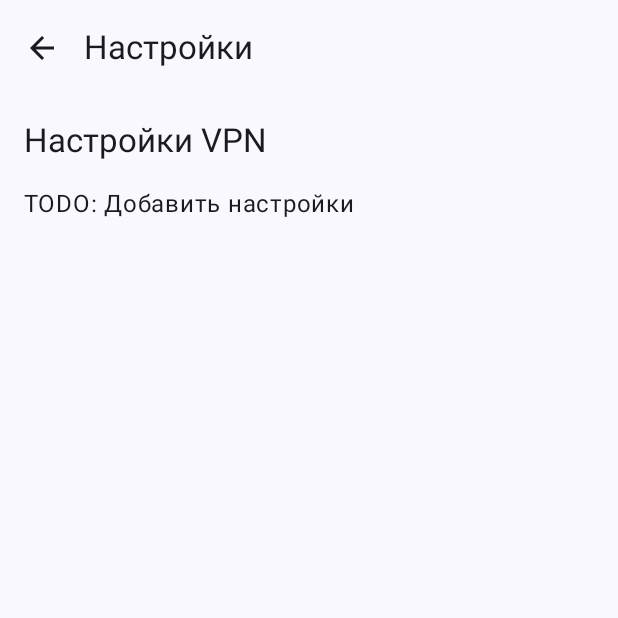
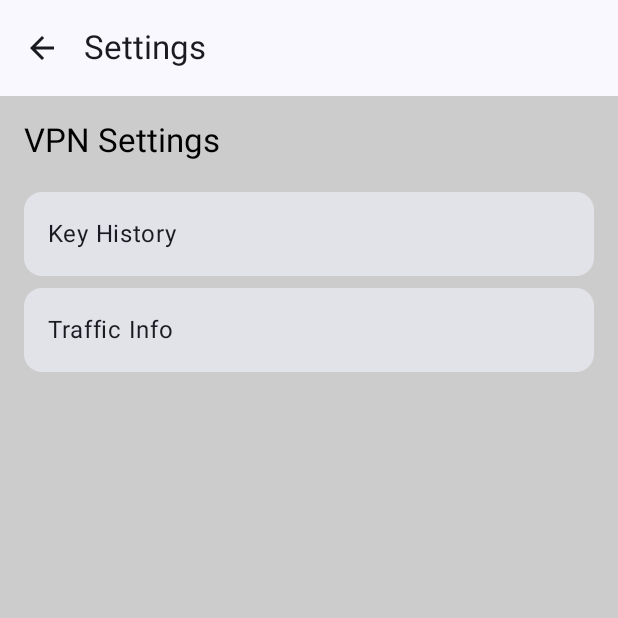
Before and after one commit to xaeliudzyh/WhiteDobbyVPN, an Android app built with Jetpack Compose: the SettingsScreen screen opened through its navigation route, on a phone screen of 412 x 824 dp, the top half of it. Run offline under Robolectric (Android 15) with nearby library versions, the phone set to English and light mode, and no system bars; our stand-ins replace Firebase (no records; nobody signed in at launch, a user with empty details on screens opened directly).

Commit message:
minor changes

```diff
--- a/AndroidClient/WhiteDobbyVPN/app/src/main/java/com/example/whitedobby/MainActivity.kt
+++ b/AndroidClient/WhiteDobbyVPN/app/src/main/java/com/example/whitedobby/MainActivity.kt
@@ -5,7 +5,6 @@ import android.app.NotificationChannel
 import android.app.NotificationManager
 import android.content.Context
 import android.content.pm.PackageManager
-import android.net.Uri
 import android.os.Build
 import android.os.Bundle
 import android.util.Log
@@ -14,30 +13,29 @@ import androidx.activity.ComponentActivity
 import androidx.activity.enableEdgeToEdge
 import androidx.activity.compose.setContent
 import androidx.activity.result.contract.ActivityResultContracts
-import androidx.compose.foundation.Image
+import androidx.compose.foundation.clickable
 import androidx.compose.foundation.layout.*
 import androidx.compose.material.icons.Icons
+import androidx.compose.material.icons.automirrored.filled.ArrowBack
+import androidx.compose.material.icons.filled.AccountCircle
 import androidx.compose.material.icons.filled.ArrowBack
 import androidx.compose.material.icons.filled.Settings
 import androidx.compose.material3.*
 import androidx.compose.runtime.*
 import androidx.compose.ui.Alignment
 import androidx.compose.ui.Modifier
+import androidx.compose.ui.graphics.Color
 import androidx.compose.ui.unit.dp
 import androidx.core.content.ContextCompat
 import androidx.lifecycle.lifecycleScope
-import androidx.navigation.compose.NavHost
-import androidx.navigation.compose.composable
-import androidx.navigation.compose.rememberNavController
-import coil.compose.rememberImagePainter
+import androidx.navigation.NavHostController
+import androidx.navigation.compose.*
 import com.example.whitedobby.ui.theme.WhiteDobbyVPNTheme
 import com.google.firebase.auth.FirebaseAuth
 import com.google.firebase.auth.FirebaseUser
 import com.google.firebase.firestore.FieldValue
 import com.google.firebase.firestore.FirebaseFirestore
 import com.google.firebase.firestore.FirebaseFirestoreSettings
-import com.google.firebase.firestore.auth.User
-import com.google.firebase.storage.FirebaseStorage
 import kotlinx.coroutines.launch
 
 data class UserData(
@@ -48,10 +46,11 @@ data class UserData(
 
 class MainActivity : ComponentActivity() {
 
-    // Firebase
+    // Firebase: Firestore and Auth (Storage removed)
     private lateinit var firestore: FirebaseFirestore
-    private lateinit var storage: FirebaseStorage
     private lateinit var auth: FirebaseAuth
+
+    // Our Credential Manager wrapper
     private val googleAuthUiService by lazy {
         GoogleAuthUiService(
             context = applicationContext,
@@ -65,32 +64,32 @@ class MainActivity : ComponentActivity() {
         super.onCreate(savedInstanceState)
         enableEdgeToEdge()
 
-        // Инициализация Firebase Auth
+        // Initialize Firebase Auth
         auth = FirebaseAuth.getInstance()
 
-        // Инициализация Firestore
+        // Initialize Firestore
         firestore = FirebaseFirestore.getInstance()
 
-        // Инициализация Cloud Storage
-        storage = FirebaseStorage.getInstance()
-
-        // Включение локального кэша Firestore
+        // Enable Firestore local cache
         val settings = FirebaseFirestoreSettings.Builder()
             .setPersistenceEnabled(true)
             .build()
         firestore.firestoreSettings = settings
 
+        // We still create notification channels and handle permissions
         createNotificationChannels()
-        askNotificationPermission()
+        requestNotificationPermission()
 
         setContent {
             WhiteDobbyVPNTheme {
+                // Make the entire background Light Gray
                 Surface(
                     modifier = Modifier.fillMaxSize(),
-                    color = MaterialTheme.colorScheme.background
+                    color = Color.LightGray
                 ) {
-                    // Отслеживаем текущего FirebaseUser
                     var currentUserState by remember { mutableStateOf<FirebaseUser?>(auth.currentUser) }
+
+                    // Listen to FirebaseAuth state changes
                     DisposableEffect(Unit) {
                         authStateListener = FirebaseAuth.AuthStateListener { firebaseAuth ->
                             currentUserState = firebaseAuth.currentUser
@@ -101,52 +100,64 @@ class MainActivity : ComponentActivity() {
                         }
                     }
 
-                    // Строим интерфейс
-                    if (currentUserState != null) {
-                        // Если пользователь уже вошёл
-                        val navController = rememberNavController()
-                        NavHost(navController = navController, startDestination = "main") {
-                            composable("main") {
-                                val userId = currentUserState!!.uid
-                                UserScreen(
-                                    firestore = firestore,
-                                    userId = userId,
-                                    onSignOut = { signOut(navController) },
-                                    onNavigateToSettings = { navController.navigate("settings") },
-                                    onPickImage = { pickImageFromGallery() }
-                                )
-                            }
-                            composable("settings") {
-                                SettingsScreen(onBack = { navController.popBackStack() })
-                            }
-                        }
-                    } else {
-                        // Если пользователь НЕ вошёл, показываем экран авторизации
+                    // If user is NOT authorized, show SignInScreen
+                    if (currentUserState == null) {
                         SignInScreen(
                             onSignIn = {
-                                // Вместо старого GoogleSignIn - вызываем credentialManager
                                 lifecycleScope.launch {
                                     googleAuthUiService.signIn()
-                                    // После успешного входа (если он не выкинул Exception):
                                     googleAuthUiService.getSignedInUser()?.let { user ->
-                                        saveUserData(user)
+                                        saveUserData(user) // Save/update user info in Firestore
                                     }
                                 }
                             }
                         )
+                    } else {
+                        // If user is logged in, build our navigation
+                        val navController = rememberNavController()
+
+                        NavHost(
+                            navController = navController,
+                            startDestination = "home" // Home screen
+                        ) {
+                            // Home screen
+                            composable("home") {
+                                HomeScreen(
+                                    onGoToAccount = { navController.navigate("account") },
+                                    onGoToSettings = { navController.navigate("settings") }
+                                )
+                            }
+                            // Account screen
+                            composable("account") {
+                                AccountScreen(
+                                    firestore = firestore,
+                                    currentUser = currentUserState!!,
+                                    onSignOut = {
+                                        signOut(navController)
+                                    },
+                                    onBack = { navController.popBackStack() }
+                                )
+                            }
+                            // Settings screen
+                            composable("settings") {
+                                SettingsScreen(
+                                    onBack = { navController.popBackStack() }
+                                )
+                            }
+                        }
                     }
                 }
             }
         }
     }
 
-    // Сохраняем/обновляем данные пользователя в Firestore
     private fun saveUserData(user: FirebaseUser) {
         val userId = user.uid
         val userData = mapOf(
             "name" to user.displayName,
             "email" to user.email,
             "lastLogin" to FieldValue.serverTimestamp()
+            // profilePictureUrl
         )
 
         firestore.collection("users")
@@ -160,16 +171,25 @@ class MainActivity : ComponentActivity() {
             }
     }
 
-    private fun askNotificationPermission() {
+    private fun signOut(navController: NavHostController) {
+        lifecycleScope.launch {
+            googleAuthUiService.signOut()
+            navController.navigate("home") {
+                popUpTo("home") { inclusive = true }
+            }
+        }
+    }
+
+    private fun requestNotificationPermission() {
         if (Build.VERSION.SDK_INT >= Build.VERSION_CODES.TIRAMISU) {
             if (ContextCompat.checkSelfPermission(this, Manifest.permission.POST_NOTIFICATIONS)
                 == PackageManager.PERMISSION_GRANTED
             ) {
-                // разрешение уже предоставлено
+                // Permission already granted
             } else if (shouldShowRequestPermissionRationale(Manifest.permission.POST_NOTIFICATIONS)) {
-                // если захочу как то объяснить пользователю - нахрена ему мои уведомления
+                // If we want to explain why notifications are needed
             } else {
-                // запросить разрешение
+                // Request permission
                 requestPermissionLauncher.launch(Manifest.permission.POST_NOTIFICATIONS)
             }
         }
@@ -181,7 +201,7 @@ class MainActivity : ComponentActivity() {
         if (!isGranted) {
             Toast.makeText(
                 this,
-                "Permission isn't granted, so you can't see notifications",
+                "Notification permission was not granted",
                 Toast.LENGTH_SHORT
             ).show()
         }
@@ -191,17 +211,17 @@ class MainActivity : ComponentActivity() {
         if (Build.VERSION.SDK_INT >= Build.VERSION_CODES.O) {
             val channel1 = NotificationChannel(
                 "important_channel",
-                "Важные Уведомления",
+                "Important Notifications",
                 NotificationManager.IMPORTANCE_HIGH
             ).apply {
-                description = "для важнейших уведомлений."
+                description = "For the most important notifications."
             }
             val channel2 = NotificationChannel(
                 "normal_channel",
-                "Обычные Уведомления",
+                "Normal Notifications",
                 NotificationManager.IMPORTANCE_DEFAULT
             ).apply {
-                description = "для обычных уведомлений."
+                description = "For ordinary notifications."
             }
 
             val notificationManager: NotificationManager =
@@ -210,160 +230,128 @@ class MainActivity : ComponentActivity() {
             notificationManager.createNotificationChannel(channel2)
         }
     }
+}
 
-    /**
-     * Выход из Firebase + CredentialManager
-     */
-    private fun signOut(navController: androidx.navigation.NavHostController) {
-        lifecycleScope.launch {
-            googleAuthUiService.signOut()
-            // Когда вышли - сбрасываем роутинг:
-            navController.navigate("main") {
-                popUpTo("main") { inclusive = true }
+@OptIn(ExperimentalMaterial3Api::class)
+@Composable
+fun SignInScreen(onSignIn: () -> Unit) {
+    Scaffold(
+        containerColor = Color.Transparent
+    ) { innerPadding ->
+        Box(
+            modifier = Modifier
+                .padding(innerPadding)
+                .fillMaxSize(),
+            contentAlignment = Alignment.Center
+        ) {
+            Button(onClick = onSignIn) {
+                Text(text = "Sign in")
             }
         }
     }
+}
 
-    private fun uploadFile(
-        uri: Uri,
-        onSuccess: (String) -> Unit,
-        onFailure: (Exception) -> Unit
-    ) {
-        val storageRef = storage.reference
-        val user = auth.currentUser ?: return
-        val fileRef = storageRef.child("profile_pictures/${user.uid}")
-
-        val uploadTask = fileRef.putFile(uri)
-        uploadTask.addOnSuccessListener {
-            fileRef.downloadUrl.addOnSuccessListener { downloadUri ->
-                val fileUrl = downloadUri.toString()
-                onSuccess(fileUrl)
-            }.addOnFailureListener { exception ->
-                onFailure(exception)
-            }
-        }.addOnFailureListener { exception ->
-            onFailure(exception)
-        }
-    }
-
-    // Выбор изображения
-    private val pickImageLauncher = registerForActivityResult(
-        ActivityResultContracts.GetContent()
-    ) { uri: Uri? ->
-        uri?.let {
-            uploadFile(it,
-                onSuccess = { fileUrl ->
-                    Log.d("CloudStorage", "File uploaded successfully: $fileUrl")
-                    updateUserProfilePicture(fileUrl)
-                },
-                onFailure = { exception ->
-                    Log.w("CloudStorage", "File upload failed", exception)
+@OptIn(ExperimentalMaterial3Api::class)
+@Composable
+fun HomeScreen(
+    onGoToAccount: () -> Unit,
+    onGoToSettings: () -> Unit
+) {
+    Scaffold(
+        containerColor = Color.Transparent,
+        topBar = {
+            TopAppBar(
+                title = { Text("Home Screen") },
+                actions = {
+                    IconButton(onClick = onGoToAccount) {
+                        Icon(
+                            imageVector = Icons.Default.AccountCircle,
+                            contentDescription = "Account"
+                        )
+                    }
+                    IconButton(onClick = onGoToSettings) {
+                        Icon(
+                            imageVector = Icons.Default.Settings,
+                            contentDescription = "Settings"
+                        )
+                    }
                 }
             )
         }
-    }
+    ) { innerPadding ->
+        Column(
+            modifier = Modifier
+                .padding(innerPadding)
+                .fillMaxSize()
+        ) {
+            // ~1/3 height
+            Spacer(modifier = Modifier.weight(1f))
+            Box(
+                modifier = Modifier.fillMaxWidth(),
+                contentAlignment = Alignment.Center
+            ) {
+                Button(onClick = { /* TODO: VPN logic */ }) {
+                    Text("Connect")
+                }
+            }
 
-    private fun pickImageFromGallery() {
-        pickImageLauncher.launch("image/*")
-    }
+            // Dropdown list of countries
+            Spacer(modifier = Modifier.height(16.dp))
+            Box(
+                modifier = Modifier.fillMaxWidth(),
+                contentAlignment = Alignment.Center
+            ) {
+                CountryDropdown()
+            }
 
-    private fun updateUserProfilePicture(fileUrl: String) {
-        val user = auth.currentUser ?: return
-        val userId = user.uid
-        firestore.collection("users")
-            .document(userId)
-            .update("profilePictureUrl", fileUrl)
-            .addOnSuccessListener {
-                Log.d("Firestore", "User profile picture updated")
-            }
-            .addOnFailureListener { e ->
-                Log.w("Firestore", "Error updating profile picture", e)
-            }
-    }
-}
-
-@Composable
-fun SignInScreen(onSignIn: () -> Unit) {
-    Box(
-        contentAlignment = Alignment.Center,
-        modifier = Modifier.fillMaxSize()
-    ) {
-        Button(onClick = { onSignIn() }) {
-            Text(text = "Войти через Credential Manager")
+            // Fill the remaining space
+            Spacer(modifier = Modifier.weight(1f))
         }
     }
 }
 
 @Composable
-fun UserScreen(
-    firestore: FirebaseFirestore,
-    userId: String,
-    onSignOut: () -> Unit,
-    onNavigateToSettings: () -> Unit,
-    onPickImage: () -> Unit
-) {
-    // Храним загруженные данные о пользователе
-    val userState = remember { mutableStateOf<UserData?>(null) }
+fun CountryDropdown() {
+    val countries = listOf("USA", "Canada", "Germany", "France", "Japan", "South Ossetia")
+    var expanded by remember { mutableStateOf(false) }
+    var selectedCountry by remember { mutableStateOf(countries.first()) }
 
-    DisposableEffect(userId) {
-        val listenerRegistration = firestore.collection("users")
-            .document(userId)
-            .addSnapshotListener { snapshot, e ->
-                if (e != null) {
-                    // Обрабатываем ошибку
-                    Log.w("Firestore", "Listen failed.", e)
-                    return@addSnapshotListener
-                }
-
-                // Документ существует? -> мапим в UserData
-                if (snapshot != null && snapshot.exists()) {
-                    val userData = snapshot.toObject(UserData::class.java)
-                    userState.value = userData
-                } else {
-                    Log.d("Firestore", "Current user data is null")
-                }
+    Column(
+        horizontalAlignment = Alignment.CenterHorizontally
+    ) {
+        Button(onClick = { expanded = !expanded }) {
+            Text(text = "Country: $selectedCountry")
+        }
+        DropdownMenu(
+            expanded = expanded,
+            onDismissRequest = { expanded = false }
+        ) {
+            countries.forEach { country ->
+                DropdownMenuItem(
+                    text = { Text(country) },
+                    onClick = {
+                        selectedCountry = country
+                        expanded = false
+                    }
+                )
             }
-
-        onDispose {
-            listenerRegistration.remove()
-        }
-    }
-
-    // Если данные уже подгрузились, показываем главный экран
-    userState.value?.let { userData ->
-        MainScreen(
-            user = userData,
-            onSignOut = onSignOut,
-            onNavigateToSettings = onNavigateToSettings,
-            onPickImage = onPickImage
-        )
-    } ?: run {
-        // Иначе крутим индикатор загрузки
-        Box(
-            modifier = Modifier.fillMaxSize(),
-            contentAlignment = Alignment.Center
-        ) {
-            CircularProgressIndicator()
         }
     }
 }
+
 @OptIn(ExperimentalMaterial3Api::class)
 @Composable
-fun MainScreen(
-    user: UserData,                  // <-- меняем тип на UserData
-    onSignOut: () -> Unit,
-    onNavigateToSettings: () -> Unit,
-    onPickImage: () -> Unit
-) {
+fun SettingsScreen(onBack: () -> Unit) {
     Scaffold(
+        containerColor = Color.Transparent,
         topBar = {
             TopAppBar(
-                title = { Text("Основной экран") },
-                actions = {
-                    IconButton(onClick = { onNavigateToSettings() }) {
+                title = { Text("Settings") },
+                navigationIcon = {
+                    IconButton(onClick = onBack) {
                         Icon(
-                            imageVector = Icons.Default.Settings,
-                            contentDescription = "Настройки"
+                            imageVector = Icons.AutoMirrored.Filled.ArrowBack,
+                            contentDescription = "Back"
                         )
                     }
                 }
@@ -375,28 +363,37 @@ fun MainScreen(
                 .padding(innerPadding)
                 .fillMaxSize()
                 .padding(16.dp),
-            verticalArrangement = Arrangement.Center,
-            horizontalAlignment = Alignment.CenterHorizontally
+            verticalArrangement = Arrangement.Top,
+            horizontalAlignment = Alignment.Start
         ) {
-            // Показываем аватар, если есть
-            if (user.profilePictureUrl != null) {
-                Image(
-                    painter = rememberImagePainter(user.profilePictureUrl),
-                    contentDescription = "Аватар",
-                    modifier = Modifier.size(100.dp)
-                )
+            Text(text = "VPN Settings", style = MaterialTheme.typography.titleLarge)
+            Spacer(modifier = Modifier.height(16.dp))
+
+            // Clickable sections(potom eshe dobavlyu)
+            Card(
+                modifier = Modifier
+                    .fillMaxWidth()
+                    .padding(vertical = 4.dp)
+                    .clickable {
+                        // TODO: Key History logic
+                    }
+            ) {
+                Box(modifier = Modifier.padding(16.dp)) {
+                    Text(text = "Key History")
+                }
             }
-            Spacer(modifier = Modifier.height(16.dp))
-            Text(text = "Добро пожаловать, ${user.name}!")
-            Spacer(modifier = Modifier.height(8.dp))
-            Text(text = "Email: ${user.email}")
-            Spacer(modifier = Modifier.height(16.dp))
-            Button(onClick = { onSignOut() }) {
-                Text(text = "Выйти")
-            }
-            Spacer(modifier = Modifier.height(16.dp))
-            Button(onClick = { onPickImage() }) {
-                Text(text = "Загрузить фото профиля")
+
+            Card(
+                modifier = Modifier
+                    .fillMaxWidth()
+                    .padding(vertical = 4.dp)
+                    .clickable {
+                        // TODO: Traffic Info logic
+                    }
+            ) {
+                Box(modifier = Modifier.padding(16.dp)) {
+                    Text(text = "Traffic Info")
+                }
             }
         }
     }
@@ -404,37 +401,67 @@ fun MainScreen(
 
 @OptIn(ExperimentalMaterial3Api::class)
 @Composable
-fun SettingsScreen(
+fun AccountScreen(
+    firestore: FirebaseFirestore,
+    currentUser: FirebaseUser,
+    onSignOut: () -> Unit,
     onBack: () -> Unit
 ) {
+    val userId = currentUser.uid
+    var userData by remember { mutableStateOf<UserData?>(null) }
+
+    // Load user data from Firestore
+    LaunchedEffect(userId) {
+        val docRef = firestore.collection("users").document(userId)
+        docRef.addSnapshotListener { snapshot, error ->
+            if (error != null) {
+                Log.e("Firestore", "Error reading document", error)
+                return@addSnapshotListener
+            }
+            if (snapshot != null && snapshot.exists()) {
+                userData = snapshot.toObject(UserData::class.java)
+            }
+        }
+    }
+
     Scaffold(
+        containerColor = Color.Transparent,
         topBar = {
             TopAppBar(
-                title = { Text("Настройки") },
+                title = { Text("Account") },
                 navigationIcon = {
-                    IconButton(onClick = { onBack() }) {
+                    IconButton(onClick = onBack) {
                         Icon(
                             imageVector = Icons.Default.ArrowBack,
-                            contentDescription = "Назад"
+                            contentDescription = "Back"
                         )
                     }
                 }
             )
         }
     ) { innerPadding ->
-        // Содержимое экрана настроек
-        Column(
+        Box(
             modifier = Modifier
                 .padding(innerPadding)
-                .fillMaxSize()
-                .padding(16.dp),
-            verticalArrangement = Arrangement.Top,
-            horizontalAlignment = Alignment.Start
+                .fillMaxSize(),
+            contentAlignment = Alignment.Center
         ) {
-            Text(text = "Настройки VPN", style = MaterialTheme.typography.titleLarge)
-            Spacer(modifier = Modifier.height(16.dp))
-            // Здесь можно расположить любые элементы настроек
-            Text(text = "TODO: Добавить настройки")
+            if (userData == null) {
+                CircularProgressIndicator()
+            } else {
+                Column(
+                    horizontalAlignment = Alignment.CenterHorizontally,
+                    verticalArrangement = Arrangement.Center
+                ) {
+                    Text(text = "Name: ${userData!!.name}")
+                    Text(text = "Email: ${userData!!.email}")
+
+                    Spacer(modifier = Modifier.height(24.dp))
+                    Button(onClick = onSignOut) {
+                        Text("Sign Out")
+                    }
+                }
+            }
         }
     }
 }
```
